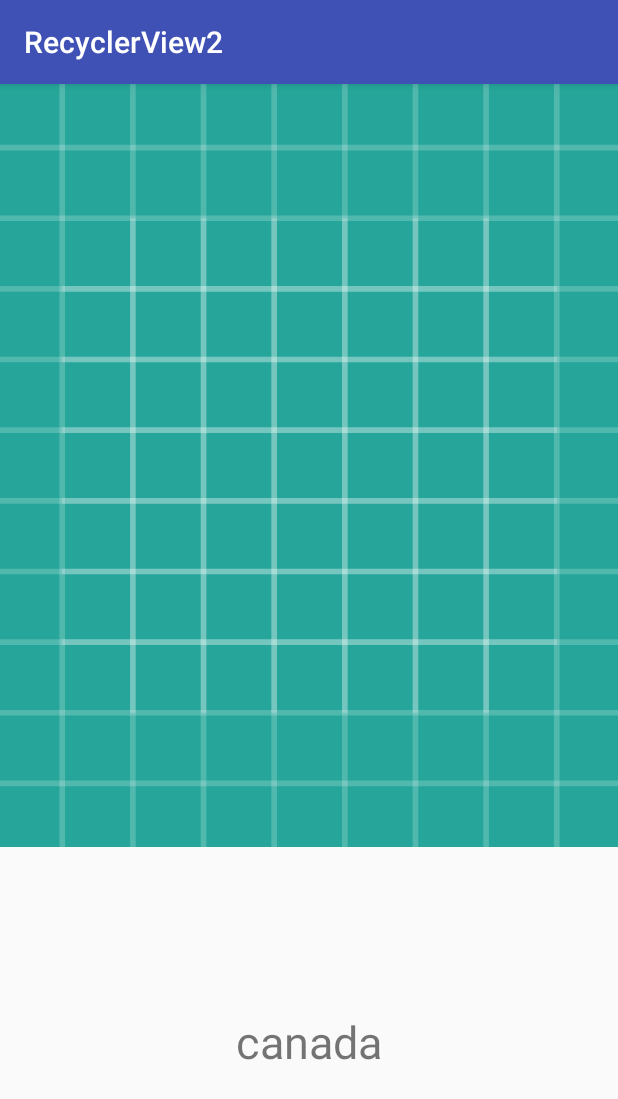
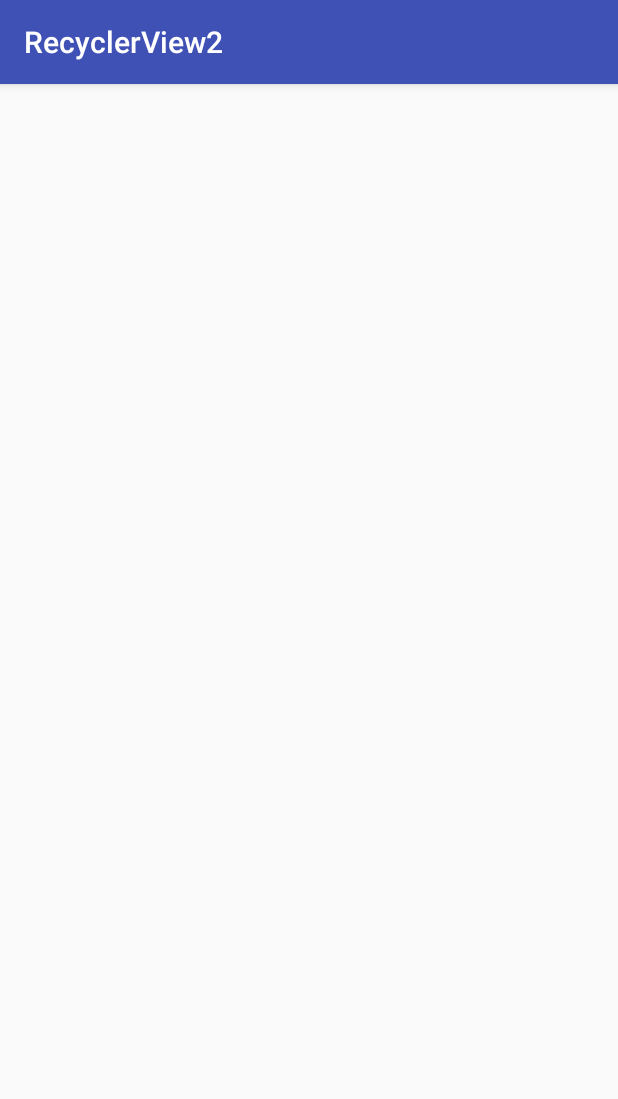
Before and after one commit to mjgoncalves/recyclerview-glide-circleimageview, an Android app: the GalleryActivity screen opened directly, with no data from a screen before it, on a phone screen of 412 x 824 dp. Shown: the top 1099 px of the screen. Run offline under Robolectric (Android 15) with nearby library versions, the phone set to English and light mode, and no system bars; pictures from the network do not load.

Commit message:
finalizando projeto

```diff
--- a/app/src/main/java/com/example/marcelo/recyclerview2/MainActivity.java
+++ b/app/src/main/java/com/example/marcelo/recyclerview2/MainActivity.java
@@ -2,7 +2,6 @@ package com.example.marcelo.recyclerview2;
 
 import android.support.v7.app.AppCompatActivity;
 import android.os.Bundle;
-import android.support.v7.widget.DividerItemDecoration;
 import android.support.v7.widget.LinearLayoutManager;
 import android.support.v7.widget.RecyclerView;
 import android.util.Log;
--- a/app/src/main/res/layout/activity_gallery.xml
+++ b/app/src/main/res/layout/activity_gallery.xml
@@ -11,8 +11,7 @@
         android:layout_width="match_parent"
         android:layout_height="0dp"
         android:layout_weight="70"
-        android:scaleType="centerCrop"
-        android:src="@drawable/ic_launcher_background"/>
+        android:scaleType="centerCrop"/>
 
     <TextView
         android:id="@+id/imageDescription"
@@ -20,7 +19,6 @@
         android:layout_height="wrap_content"
         android:layout_weight="30"
         android:gravity="center"
-        android:text="canada"
         android:textSize="30sp" />
 
 </LinearLayout>
--- a/build.gradle
+++ b/build.gradle
@@ -7,7 +7,7 @@ buildscript {
         jcenter()
     }
     dependencies {
-        classpath 'com.android.tools.build:gradle:3.1.0'
+        classpath 'com.android.tools.build:gradle:3.1.1'
 
 
         // NOTE: Do not place your application dependencies here; they belong
```
